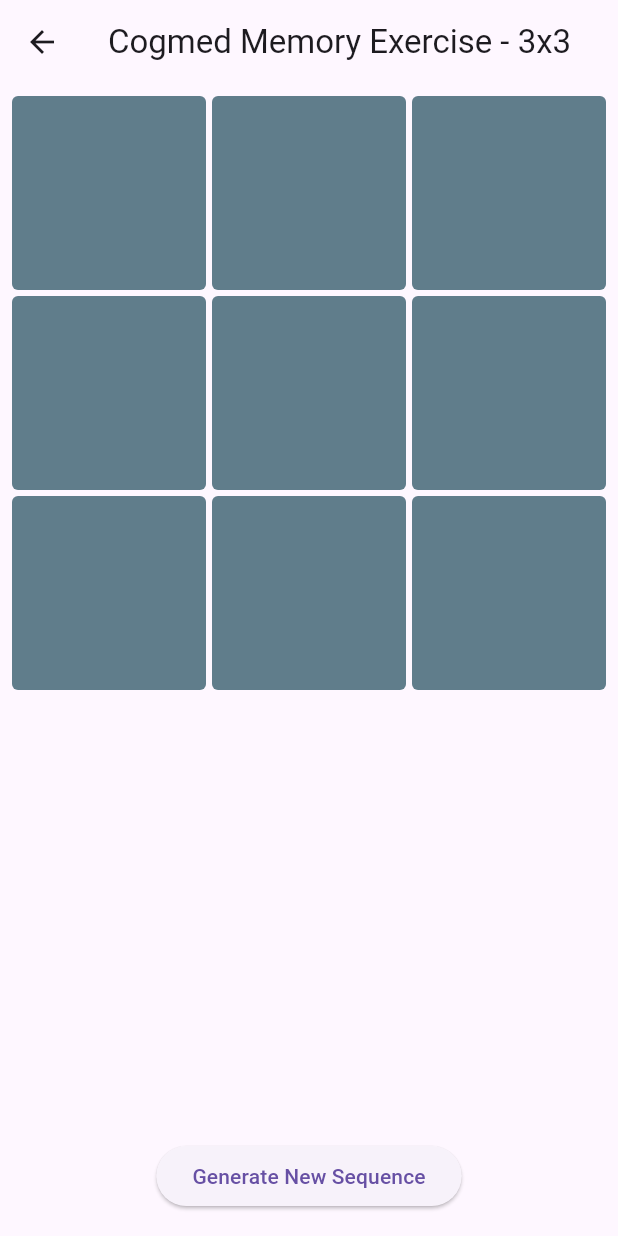
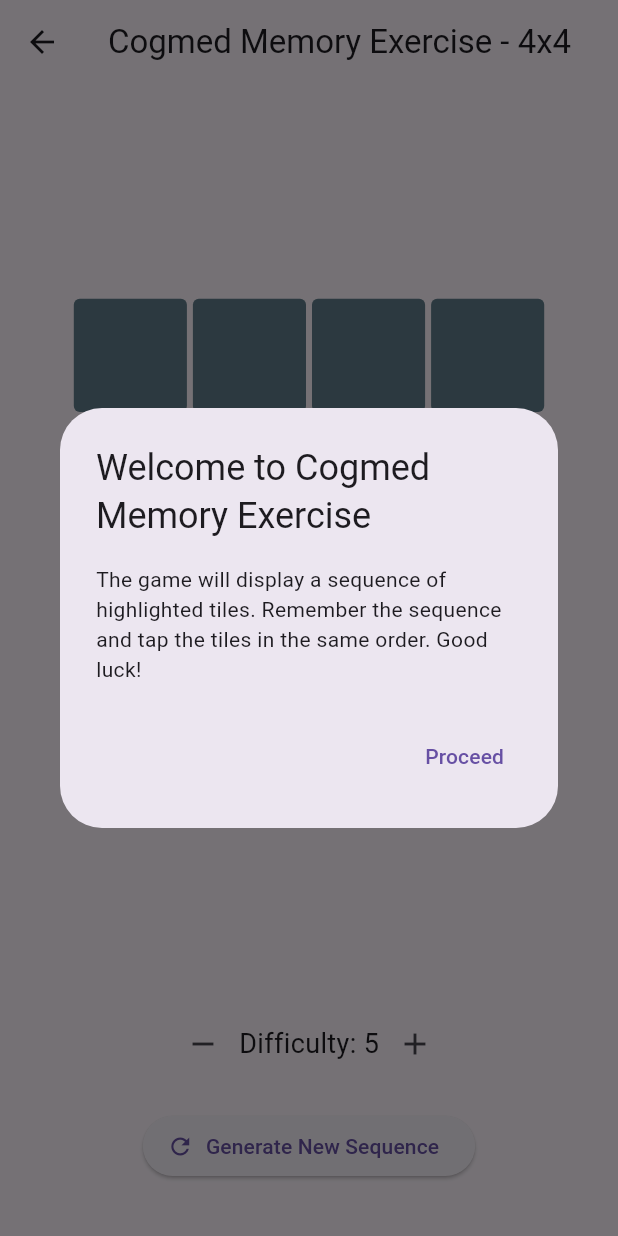
Before and after one commit to Janostrofus/persuasive, a Flutter app: the screen it shows after launch, after a tap on "Memory Training", on a phone screen of 412 x 824 dp. Run offline on Flutter 3.47's test engine with Material 3 defaults, Android fonts, the phone set to English and light mode, and no system bars; our stand-ins replace audioplayers, youtube_player_flutter.

Commit message:
Changed Memory Game: increades grid to 4x4, added difficulty, added Pop-Up for introduction, added show sequence

```diff
--- a/lib/memory_training.dart
+++ b/lib/memory_training.dart
@@ -9,34 +9,50 @@
 }
 
 class _MemoryTrainingState extends State<MemoryTraining> {
-  List<bool> gridStatus = List.generate(9, (_) => false); // 3x3 grid (9 tiles)
+  List<bool> gridStatus = List.generate(16, (_) => false); // 4x4 grid (16 tiles)
   List<int> sequence = [];
   int currentStep = 0;
-  final int sequenceLength = 5;
+  int sequenceLength = 5;
+  bool showDialogFirstTime = true;
 
   @override
   void initState() {
     super.initState();
     generateUniqueRandomSequence();
+    Future.delayed(Duration.zero, showIntroductionDialog);
   }
 
   void generateUniqueRandomSequence() {
     final random = Random();
-    List<int> allIndices = List.generate(9, (index) => index)..shuffle(random);
 
     setState(() {
-      sequence = allIndices.sublist(0, sequenceLength);
+      sequence = List.generate(sequenceLength, (_) => random.nextInt(16));
       currentStep = 0;
-      gridStatus = List.generate(9, (_) => false);
+      gridStatus = List.generate(16, (_) => false);
     });
 
     debugPrint('Generated Sequence: $sequence');
     assert(sequence.length == sequenceLength, 'Sequence length is incorrect!');
   }
 
+  Future<void> showSequence() async {
+    for (int i = 0; i < sequence.length; i++) {
+      setState(() {
+        gridStatus = List.generate(16, (_) => false);
+        gridStatus[sequence[i]] = true;
+      });
+      await Future.delayed(const Duration(milliseconds: 500));
+      setState(() {
+        gridStatus[sequence[i]] = false;
+      });
+      await Future.delayed(const Duration(milliseconds: 100));
+    }
+  }
+
   void handleTileTap(int index) {
     setState(() {
       if (currentStep < sequence.length && index == sequence[currentStep]) {
+        gridStatus = List.generate(16, (_) => false);
         gridStatus[index] = true;
         currentStep++;
 
@@ -57,30 +73,69 @@
 
   void resetGrid() {
     setState(() {
-      gridStatus = List.generate(9, (_) => false);
+      gridStatus = List.generate(16, (_) => false);
       currentStep = 0;
     });
+  }
+
+  void showIntroductionDialog() {
+    if (showDialogFirstTime) {
+      showDialog(
+        context: context,
+        barrierDismissible: false, // Prevents dialog from being dismissed by tapping outside
+        builder: (BuildContext context) {
+          return AlertDialog(
+            title: const Text("Welcome to Cogmed Memory Exercise"),
+            content: const Text(
+                "The game will display a sequence of highlighted tiles. "
+                "Remember the sequence and tap the tiles in the same order. "
+                "Good luck!"),
+            actions: <Widget>[
+              TextButton(
+                child: const Text("Proceed"),
+                onPressed: () async {
+                  Navigator.of(context).pop();
+                  await Future.delayed(const Duration(seconds: 1));
+                  showSequence();
+                },
+              ),
+            ],
+          );
+        },
+      );
+      showDialogFirstTime = false;
+    } else {
+      showSequence();
+    }
   }
 
   @override
   Widget build(BuildContext context) {
     return Scaffold(
       appBar: AppBar(
-        title: const Text("Cogmed Memory Exercise - 3x3"),
+        title: const Text("Cogmed Memory Exercise - 4x4"),
         centerTitle: true,
       ),
       body: Column(
         mainAxisAlignment: MainAxisAlignment.spaceBetween,
         children: [
           Expanded(
+            child: LayoutBuilder(
+              builder: (context, constraints) {
+                double gridSize = min(constraints.maxWidth, constraints.maxHeight) * 0.8;
+
+                return Center(
+                  child: SizedBox(
+                    width: gridSize,
+                    height: gridSize,
                     child: GridView.builder(
                       padding: const EdgeInsets.all(8.0),
                       gridDelegate: const SliverGridDelegateWithFixedCrossAxisCount(
-                crossAxisCount: 3,
+                        crossAxisCount: 4,
                         crossAxisSpacing: 4.0,
                         mainAxisSpacing: 4.0,
                       ),
-              itemCount: 9,
+                      itemCount: 16,
                       itemBuilder: (context, index) {
                         return GestureDetector(
                           onTap: () => handleTileTap(index),
@@ -94,11 +149,54 @@
                       },
                     ),
                   ),
+                );
+              },
+            ),
+          ),
           Padding(
             padding: const EdgeInsets.all(16.0),
-            child: ElevatedButton(
-              onPressed: generateUniqueRandomSequence,
-              child: const Text("Generate New Sequence"),
+            child: Column(
+              children: [
+                Row(
+                  mainAxisAlignment: MainAxisAlignment.center,
+                  children: [
+                    IconButton(
+                      icon: const Icon(Icons.remove),
+                      onPressed: () {
+                        if (sequenceLength > 3) {
+                          setState(() {
+                            sequenceLength--;
+                          });
+                        }
+                      },
+                    ),
+                    Text(
+                      'Difficulty: $sequenceLength',
+                      style: const TextStyle(fontSize: 18),
+                    ),
+                    IconButton(
+                      icon: const Icon(Icons.add),
+                      onPressed: () {
+                        if (sequenceLength < 10) {
+                          setState(() {
+                            sequenceLength++;
+                          });
+                        }
+                      },
+                    ),
+                  ],
+                ),
+                const SizedBox(height: 20),
+                ElevatedButton.icon(
+                  onPressed: () {
+                    generateUniqueRandomSequence();
+                    showSequence();
+                  },
+                  icon: const Icon(Icons.refresh),
+                  label: const Text("Generate New Sequence"),
+                ),
+                const SizedBox(height: 20),
+              ],
             ),
           ),
         ],
@@ -107,4 +205,11 @@
   }
 }
 
-void main() => runApp(const MaterialApp(home: MemoryTraining()));
+void main() => runApp(MaterialApp(
+  home: const MemoryTraining(),
+  debugShowCheckedModeBanner: false, // Hide debug banner
+  theme: ThemeData(
+    primarySwatch: Colors.blue,
+    visualDensity: VisualDensity.adaptivePlatformDensity,
+  ),
+));
```
Lines whose indentation alone changed are shown as unchanged.
